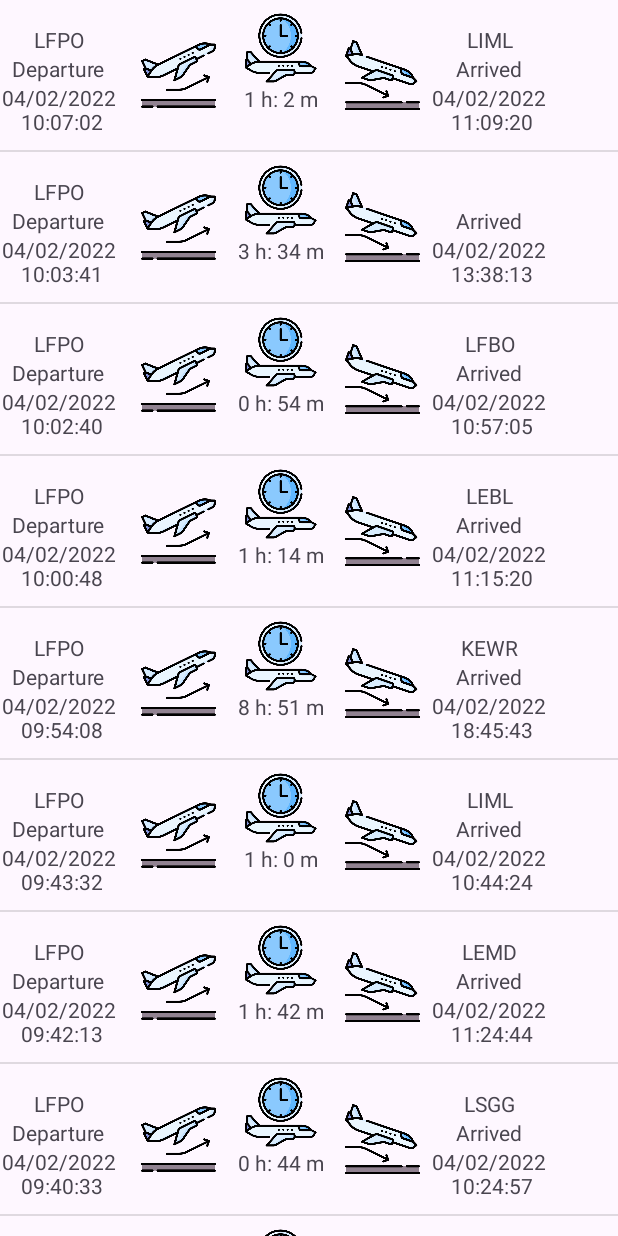
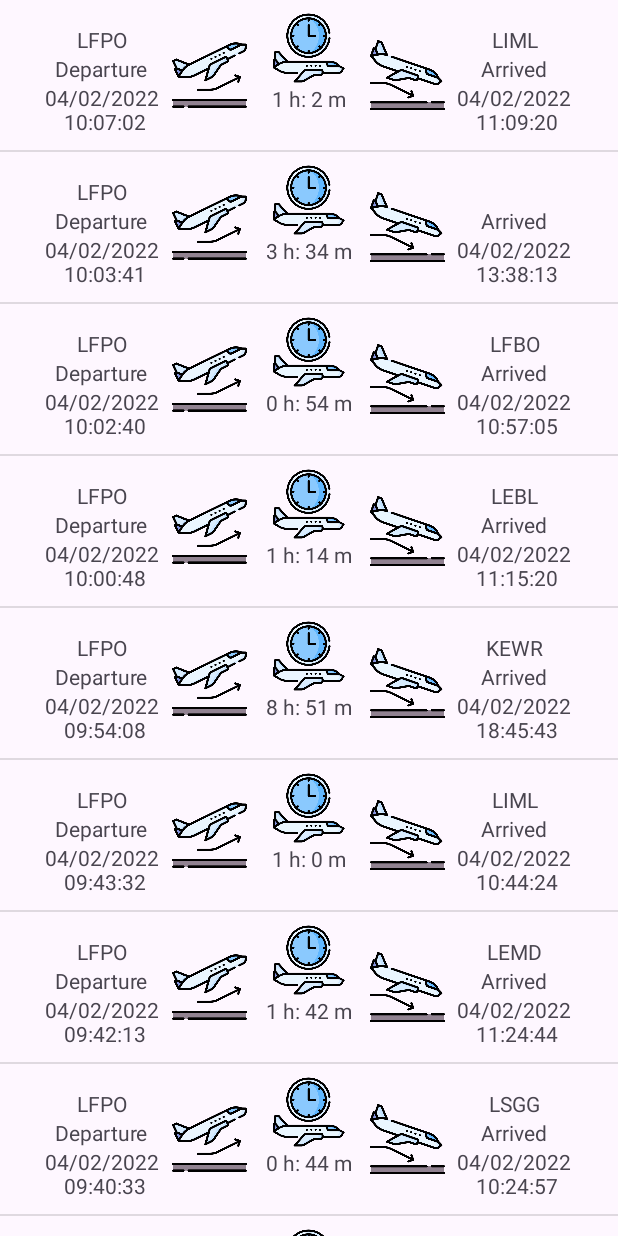
Before and after one commit to PilouSquaglia/airport_flight_project, an Android app: the screen it shows after launch (FlightListActivity), on a phone screen of 412 x 824 dp. Run offline under Robolectric (Android 15) with nearby library versions, the phone set to English and light mode, and no system bars; Roboto replaces fonts that are not available here.

Commit message:
responsive des celules done

```diff
--- a/app/src/main/java/com/example/airport_flight_project/FlightAdapter.kt
+++ b/app/src/main/java/com/example/airport_flight_project/FlightAdapter.kt
@@ -29,6 +29,8 @@ class FlightAdapter(private var flights: List<FlightModel>) : RecyclerView.Adapt
             timeToTravel = view.findViewById(R.id.time_travel_cell_flight)
             arrivedDate = view.findViewById(R.id.arrived_date_cell_flight)
             arrivedAirport = view.findViewById(R.id.arrived_airport_cell_flight)
+
+
         }
     }
     override fun onCreateViewHolder(parent: ViewGroup, viewType: Int): FlightViewHolder {
--- a/app/src/main/java/com/example/airport_flight_project/ListOfFlightsFragment.kt
+++ b/app/src/main/java/com/example/airport_flight_project/ListOfFlightsFragment.kt
@@ -81,8 +81,7 @@ class ListOfFlightsFragment : Fragment() {
         fun newInstance(param1: String, param2: String) =
             ListOfFlightsFragment().apply {
                 arguments = Bundle().apply {
-                    putString(ARG_PARAM1, param1)
-                    putString(ARG_PARAM2, param2)
+
                 }
             }
     }
--- a/app/src/main/res/layout/cell_flight.xml
+++ b/app/src/main/res/layout/cell_flight.xml
@@ -16,10 +16,10 @@
             android:id="@+id/textView_cell_flight"
             android:layout_width="wrap_content"
             android:layout_height="wrap_content"
-            android:layout_marginStart="8dp"
+            android:layout_marginEnd="16dp"
             android:text="Departure"
             app:layout_constraintBottom_toBottomOf="@+id/imageView2"
-            app:layout_constraintStart_toStartOf="parent"
+            app:layout_constraintEnd_toStartOf="@+id/imageView2"
             app:layout_constraintTop_toTopOf="@+id/imageView2"
             app:layout_constraintVertical_bias="0.45" />
 
@@ -76,20 +76,20 @@
             android:id="@+id/imageView2"
             android:layout_width="50dp"
             android:layout_height="wrap_content"
-            android:layout_marginStart="24dp"
+            android:layout_marginEnd="16dp"
             android:layout_weight="1"
-            app:layout_constraintStart_toEndOf="@+id/textView_cell_flight"
+            app:layout_constraintEnd_toStartOf="@+id/imageView3"
             app:layout_constraintTop_toTopOf="parent"
             app:srcCompat="@mipmap/take_off" />
 
         <ImageView
             android:id="@+id/imageView3"
-            android:layout_width="54dp"
+            android:layout_width="50dp"
             android:layout_height="48dp"
-            android:layout_marginStart="16dp"
+            android:layout_marginStart="-25dp"
             android:layout_marginTop="8dp"
             android:layout_weight="1"
-            app:layout_constraintStart_toEndOf="@+id/imageView2"
+            app:layout_constraintStart_toStartOf="@+id/guideline5"
             app:layout_constraintTop_toTopOf="parent"
             app:srcCompat="@mipmap/long_flight" />
 
@@ -113,6 +113,14 @@
             app:layout_constraintStart_toEndOf="@+id/imageView4"
             app:layout_constraintTop_toTopOf="@+id/imageView4"
             app:layout_constraintVertical_bias="0.45" />
+
+        <androidx.constraintlayout.widget.Guideline
+            android:id="@+id/guideline5"
+            android:layout_width="wrap_content"
+            android:layout_height="wrap_content"
+            android:orientation="vertical"
+            app:layout_constraintGuide_percent=".5" />
+
     </androidx.constraintlayout.widget.ConstraintLayout>
 
 </FrameLayout>
```
Also changed, not shown: app/src/main/java/com/example/airport_flight_project/FlightDetail.kt (deleted, +0 -11 lines), app/src/main/res/layout/activity_flight_detail.xml (deleted, +0 -16 lines).
